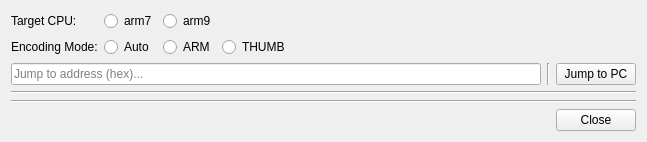
Old version of the form frontends/redPandaDS/disassemblyViewer/disassemblyViewer.ui in the repository StefanScods/red-panda-ds.
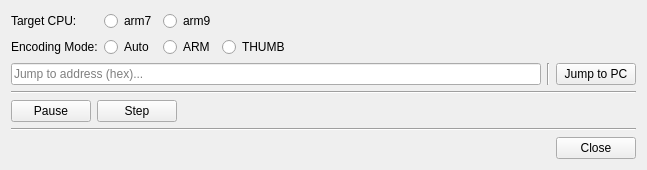
New version of the form.

```diff
--- a/frontends/redPandaDS/disassemblyViewer/disassemblyViewer.ui
+++ b/frontends/redPandaDS/disassemblyViewer/disassemblyViewer.ui
@@ -155,6 +155,37 @@
      </property>
     </widget>
    </item>
+   <item>
+    <layout class="QHBoxLayout" name="horizontalLayout_3">
+     <item>
+      <widget class="QPushButton" name="toggleExecution">
+       <property name="text">
+        <string>Pause</string>
+       </property>
+      </widget>
+     </item>
+     <item>
+      <widget class="QPushButton" name="stepCPU">
+       <property name="text">
+        <string>Step</string>
+       </property>
+      </widget>
+     </item>
+     <item>
+      <spacer name="horizontalSpacer_3">
+       <property name="orientation">
+        <enum>Qt::Orientation::Horizontal</enum>
+       </property>
+       <property name="sizeHint" stdset="0">
+        <size>
+         <width>40</width>
+         <height>20</height>
+        </size>
+       </property>
+      </spacer>
+     </item>
+    </layout>
+   </item>
    <item>
     <widget class="Line" name="line">
      <property name="orientation">
```
